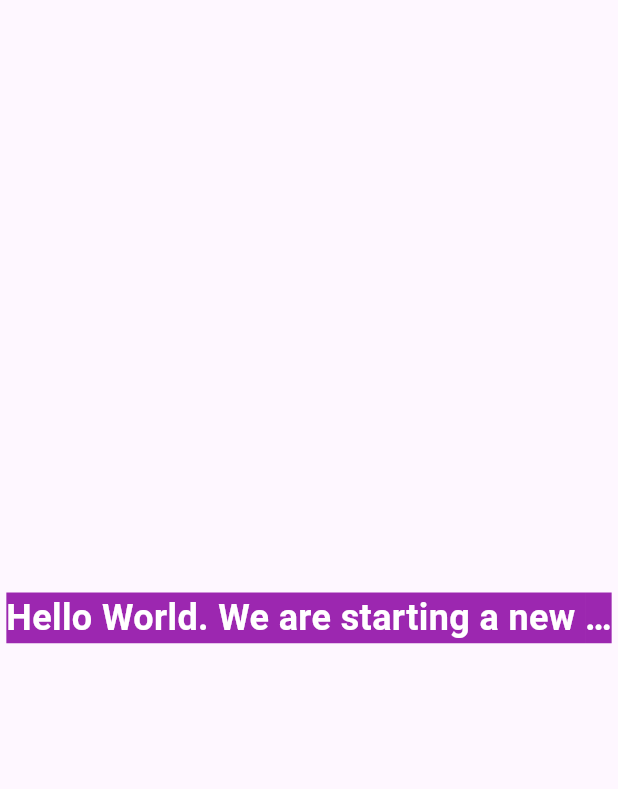
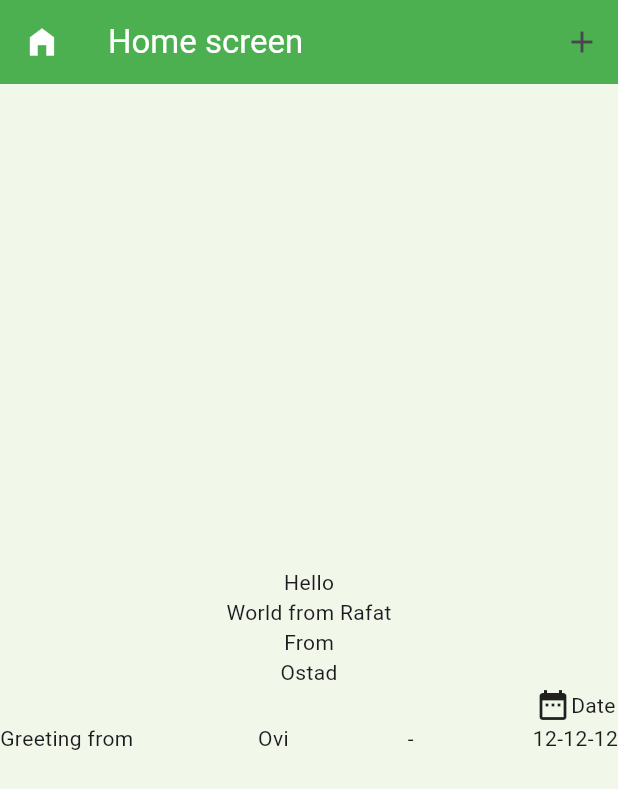
Before and after one commit to ashikmoinul/flutter_android_project, a Flutter app: the screen it shows after launch, on a phone screen of 412 x 824 dp. Shown: the top 789 px of the screen. Run offline on Flutter 3.47's test engine with Material 3 defaults, Android fonts, the phone set to English and light mode, and no system bars.

Commit message:
Code Added

```diff
--- a/lib/main.dart
+++ b/lib/main.dart
@@ -1,4 +1,4 @@
-// MaterialApp | Scaffold | Text | Center | Image | Icon
+// Scaffold | Column | Row | Dialog | bottom sheet | Snackbar
 
 import 'package:flutter/material.dart';
 
@@ -11,38 +11,81 @@ class MyApp extends StatelessWidget {
   Widget build(BuildContext context) {
     return MaterialApp(
       title: 'Hello World',
+      // debugShowCheckedModeBanner: false,
       home: Home(),
     );
   }
 }
+
+// Column => Vertically
+// Row => Horizontally
 
 class Home extends StatelessWidget {
   @override
   Widget build(BuildContext context) {
     // Write whatever you want to show in screen
     return Scaffold(
-      // backgroundColor: Colors.grey,
+      backgroundColor: Colors.lightGreen.shade50,
+      appBar: AppBar(
+        backgroundColor: Colors.green,
+        title: Text('Home screen', style: TextStyle(
+            color: Colors.white
+        ),),
+        leading: Icon(Icons.home_filled, color: Colors.white,),
+        actions: [
+          IconButton(onPressed: () {
+            // ScaffoldMessenger.of(context).showSnackBar(
+            //   SnackBar(
+            //     content: Text('Money has been transferred'),
+            //     backgroundColor: Colors.green,
+            //     duration: Duration(seconds: 1),
+            //   ),
+            // );
+            showDialog(context: context, builder: (context) {
+              return AlertDialog(
+                title: Text('Send money'),
+                content: Text('Are you sure that you want to send money?'),
+                actions: [
+
+                ],
+              );
+            });
+          }, icon: Icon(Icons.add)),
+        ],
+      ),
       body: Center(
-        child: Text(
-          'Hello World. We are starting a new application from today askflsk flaksf lkslf k;slkf;lks lfksdlkf l;sklf sl;fk l;s;l',
-          textAlign: TextAlign.center,
-          maxLines: 1,
-          style: TextStyle(
-            fontSize: 24,
-            fontWeight: FontWeight.w600,
-            backgroundColor: Colors.purple,
-            color: Colors.white,
-            overflow: TextOverflow.ellipsis
-          ),
+        child: Column(
+          mainAxisSize: MainAxisSize.min,
+          mainAxisAlignment: MainAxisAlignment.center,
+          crossAxisAlignment: CrossAxisAlignment.center,
+          children: [
+            Text('Hello'),
+            Text('World from Rafat'),
+            Text('From'),
+            Text('Ostad'),
+
+            Row(
+              mainAxisAlignment: MainAxisAlignment.spaceBetween,
+              crossAxisAlignment: CrossAxisAlignment.end,
+              mainAxisSize: MainAxisSize.max,
+              children: [
+                Text('Greeting from '),
+                Text('Ovi'),
+                Text('-'),
+                Column(
+                  children: [
+                    Row(
+                      children: [
+                        Icon(Icons.date_range),
+                        Text('Date'),],
+                    ),
+                    Text('12-12-12'),
+                  ],
+                )
+              ],
+            )
+          ],
         ),
-        // child: Icon(Icons.android, size: 84, color: Colors.green,),
-        // child: Image.network(
-        //   'https://picsum.photos/seed/picsum/536/354',
-        //   width: 200,
-        //   height: 300,
-        //   fit: BoxFit.scaleDown,
-        // ),
-        //child : [Image.asset('images/creature-bear-sleepy.jpg', width: 300, height: 300, fit: BoxFit.scaleDown, )],
       ),
     );
   }
```
